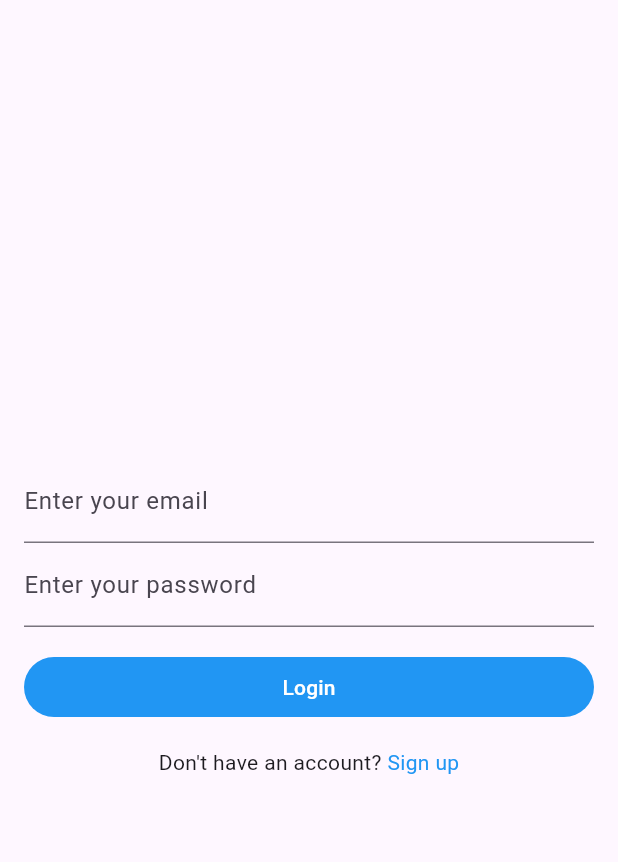
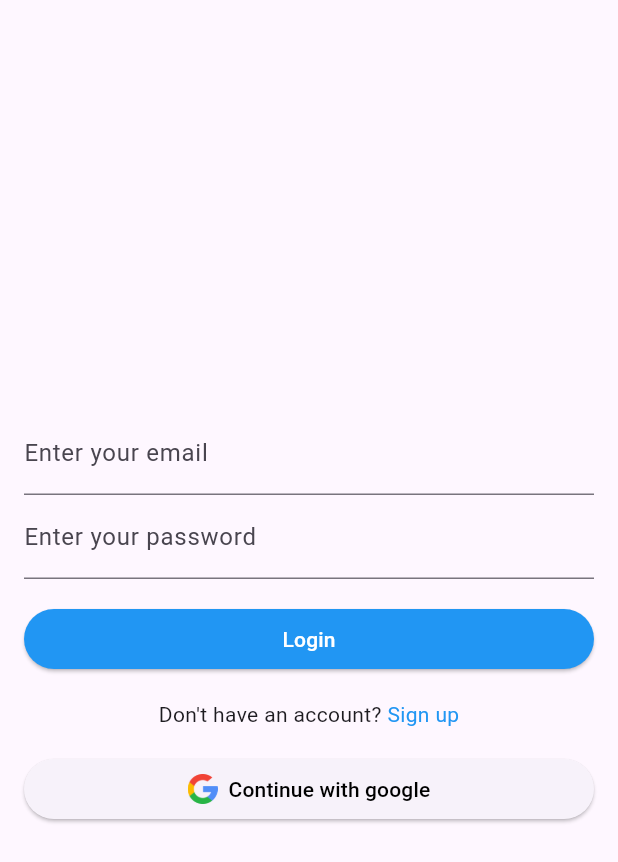
Before and after one commit to shamjadk/Let-s-Meet, a Flutter app: the screen it shows after launch, on a phone screen of 412 x 824 dp. Shown: the top 862 px of the screen. Run offline on Flutter 3.47's test engine with Material 3 defaults, Android fonts, the phone set to English and light mode, and no system bars; our stand-ins replace firebase_auth, firebase_core, flutter_hooks, google_sign_in; accounts and stored records are empty.

Commit message:
Successfully set up google sign in

```diff
--- a/lib/main.dart
+++ b/lib/main.dart
@@ -1,7 +1,11 @@
+import 'package:firebase_core/firebase_core.dart';
 import 'package:flutter/material.dart';
+import 'package:lets_meet_app/firebase_options.dart';
 import 'package:lets_meet_app/view/pages/login_page.dart';
 
-void main() {
+void main() async {
+  WidgetsFlutterBinding.ensureInitialized();
+  await Firebase.initializeApp(options: DefaultFirebaseOptions.currentPlatform);
   runApp(const MyApp());
 }
 
--- a/lib/view/pages/login_page.dart
+++ b/lib/view/pages/login_page.dart
@@ -1,5 +1,6 @@
 import 'package:flutter/material.dart';
 import 'package:flutter_hooks/flutter_hooks.dart';
+import 'package:lets_meet_app/controller/auth_controller.dart';
 import 'package:lets_meet_app/view/widgets/elevated_button_widget.dart';
 import 'package:lets_meet_app/view/widgets/sign_up_button_widget.dart';
 import 'package:lets_meet_app/view/widgets/text_field_widget.dart';
@@ -30,11 +31,34 @@ class LoginPage extends HookWidget {
               const SizedBox(
                 height: 16,
               ),
-              const ElevatedButtonWidget(buttonName: 'Login', onPressed: null),
+              ElevatedButtonWidget(
+                buttonName: 'Login',
+                onPressed: () {},
+              ),
               const SizedBox(
                 height: 16,
               ),
               const SignUpButtonWidget(),
+              const SizedBox(
+                height: 16,
+              ),
+              ElevatedButton(
+                  onPressed: () {
+                    AuthController.continueWithGoogle(context);
+                  },
+                  child: Row(
+                    mainAxisAlignment: MainAxisAlignment.center,
+                    children: [
+                      Image.asset(
+                        'assets/icons/ic_google.png',
+                        width: 20,
+                      ),
+                      const Text(
+                        '  Continue with google',
+                        style: TextStyle(color: Colors.black),
+                      ),
+                    ],
+                  ))
             ],
           ),
         ),
--- a/lib/view/widgets/sign_up_button_widget.dart
+++ b/lib/view/widgets/sign_up_button_widget.dart
@@ -12,7 +12,7 @@ class SignUpButtonWidget extends StatelessWidget {
       children: [
         const Text("Don't have an account?"),
         InkWell(
-            onTap: () => navigate(const SignUpPage(), context),
+            onTap: () => navigatePush(const SignUpPage(), context),
             child: const Text(
               ' Sign up',
               style: TextStyle(color: Colors.blue),
--- a/pubspec.yaml
+++ b/pubspec.yaml
@@ -36,6 +36,9 @@ dependencies:
   # Use with the CupertinoIcons class for iOS style icons.
   cupertino_icons: ^1.0.6
   flutter_hooks: ^0.20.5
+  firebase_core: ^2.27.1
+  firebase_auth: ^4.17.9
+  google_sign_in: ^6.2.1
 
 dev_dependencies:
   flutter_test:
@@ -58,6 +61,8 @@ flutter:
   # included with your application, so that you can use the icons in
   # the material Icons class.
   uses-material-design: true
+  assets:
+    - assets/icons/
 
   # To add assets to your application, add an assets section, like this:
   # assets:
```
Also changed, not shown: lib/controller/auth_controller.dart (added, +69 -0 lines), lib/controller/navigator.dart (+9 -1 lines), lib/view/pages/home_page.dart (+14 -0 lines), lib/view/pages/sign_up_page.dart (+9 -2 lines), assets/icons/ic_google.png (added), lib/firebase_options.dart (added), pubspec.lock, 7 other files.
